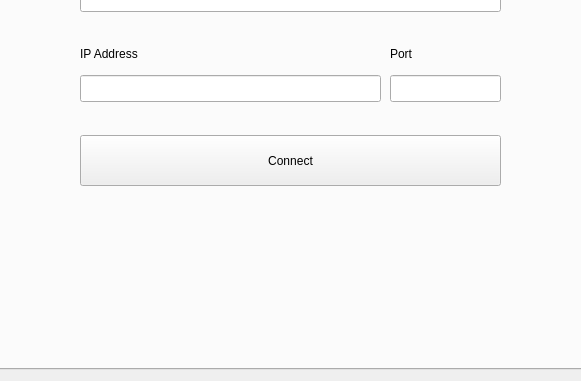
First picture: the form in Source/Client/mainwindow.ui, repository krstlb/linux-chat, before the edit; both pictures show x 123 to 704 and y 202 to 583 of the 887 by 583 pixel window.
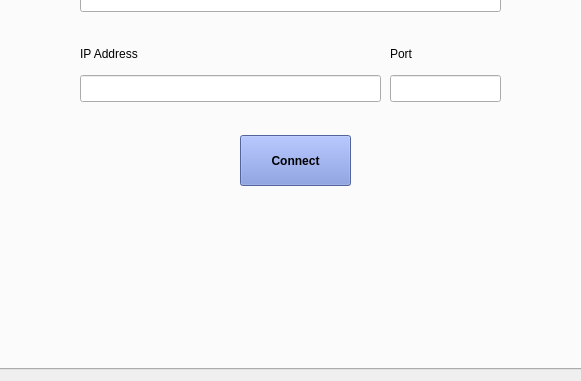
Second picture: the form after the edit. The open tabs and pages were chosen to show the change.

Patch:
```diff
--- a/Source/Client/mainwindow.ui
+++ b/Source/Client/mainwindow.ui
@@ -10,12 +10,18 @@
     <height>583</height>
    </rect>
   </property>
+  <property name="sizePolicy">
+   <sizepolicy hsizetype="Preferred" vsizetype="Preferred">
+    <horstretch>0</horstretch>
+    <verstretch>0</verstretch>
+   </sizepolicy>
+  </property>
   <property name="windowTitle">
    <string>MainWindow</string>
   </property>
   <widget class="QWidget" name="centralWidget">
    <layout class="QGridLayout" name="gridLayout">
-    <item row="0" column="1">
+    <item row="1" column="0">
      <widget class="QTabWidget" name="tabWidget">
       <property name="styleSheet">
        <string notr="true"/>
@@ -271,12 +277,16 @@
        <widget class="QPushButton" name="pushButton">
         <property name="geometry">
          <rect>
-          <x>190</x>
+          <x>350</x>
           <y>300</y>
-          <width>421</width>
+          <width>111</width>
           <height>51</height>
          </rect>
         </property>
+        <property name="styleSheet">
+         <string notr="true">background-color: #748BD9;
+font: bold;</string>
+        </property>
         <property name="text">
          <string>Connect</string>
         </property>
```
Left out of the diff: 9 changed lines with no effect on the pictures.
